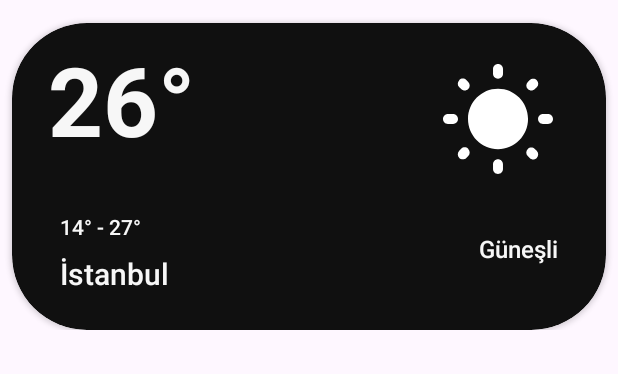
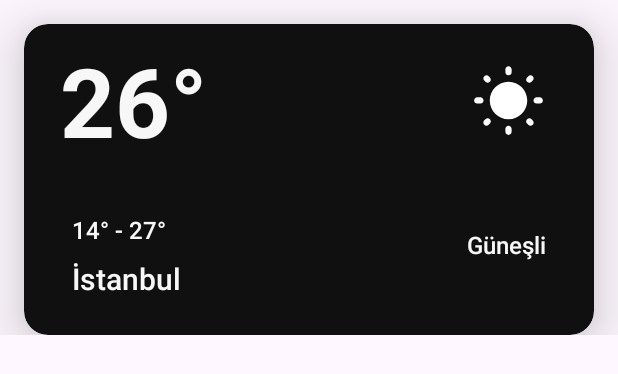
Before and after one commit to ranaturker/WeatherApp, an Android app: the layout recycler_view_row.xml on its own in the app's theme, with its tools: preview values and no code run, on a phone screen of 412 x 824 dp. Shown: the top 374 px of the screen. Run offline under Robolectric (Android 15) with nearby library versions, the phone set to English and light mode, and no system bars.

Commit message:
add scrolling change the dimension values

```diff
--- a/app/build.gradle
+++ b/app/build.gradle
@@ -2,8 +2,7 @@ plugins {
     id 'com.android.application'
     id 'org.jetbrains.kotlin.android'
     id 'kotlin-android'
-
-
+    id 'kotlin-parcelize'
 }
 
 android {
--- a/app/src/main/java/com/ranaturker/task1/WeatherData.kt
+++ b/app/src/main/java/com/ranaturker/task1/WeatherData.kt
@@ -1,9 +1,12 @@
 package com.ranaturker.task1
 
+import android.os.Parcelable
+import kotlinx.parcelize.Parcelize
 
+@Parcelize
 data class WeatherData  (
     val city : String,
     val degree : String,
     val degreeGap : String,
     val weatherCondition : String,
-)
+) : Parcelable
--- a/app/src/main/res/layout/recycler_view_row.xml
+++ b/app/src/main/res/layout/recycler_view_row.xml
@@ -6,15 +6,15 @@
     android:layout_height="wrap_content">
 
     <androidx.cardview.widget.CardView
-        android:layout_width="0dp"
+        android:layout_width="@dimen/width_0"
         android:layout_height="wrap_content"
-        android:layout_marginStart="@dimen/margin_8"
-        android:layout_marginTop="@dimen/margin_15"
-        android:layout_marginEnd="@dimen/margin_8"
-        android:layout_marginBottom="@dimen/margin_5"
+        android:layout_marginStart="@dimen/margin_16"
+        android:layout_marginTop="@dimen/margin_16"
+        android:layout_marginEnd="@dimen/margin_16"
+        android:layout_marginBottom="@dimen/margin_16"
         app:cardBackgroundColor="@color/card_background"
-        app:cardCornerRadius="@dimen/margin_50"
-        app:cardElevation="2dp"
+        app:cardCornerRadius="@dimen/cardCornerRadius"
+        app:cardElevation="@dimen/cardElevation"
         app:layout_constraintEnd_toEndOf="parent"
         app:layout_constraintStart_toStartOf="parent"
         app:layout_constraintTop_toTopOf="parent">
@@ -23,7 +23,7 @@
         <androidx.constraintlayout.widget.ConstraintLayout
             android:layout_width="match_parent"
             android:layout_height="wrap_content"
-            android:padding="@dimen/margin_8"
+            android:padding="@dimen/padding"
             app:layout_constraintBottom_toBottomOf="parent"
             app:layout_constraintEnd_toEndOf="parent"
             app:layout_constraintStart_toStartOf="parent"
@@ -31,13 +31,13 @@
 
             <ImageView
                 android:id="@+id/weather_situation_image"
-                android:layout_width="@dimen/margin_80"
-                android:layout_height="@dimen/margin_80"
-                android:layout_marginTop="@dimen/margin_16"
+                android:layout_width="@dimen/width_50"
+                android:layout_height="@dimen/height_0"
                 android:layout_marginEnd="@dimen/margin_24"
                 android:contentDescription="@string/weather_situation_image"
                 app:layout_constraintEnd_toEndOf="parent"
-                app:layout_constraintTop_toTopOf="parent"
+                app:layout_constraintTop_toTopOf="@id/degree"
+                app:layout_constraintBottom_toBottomOf="@id/degree"
                 app:srcCompat="@drawable/ic_sunny_2" />
 
             <TextView
@@ -67,7 +67,6 @@
                 app:layout_constraintStart_toStartOf="parent"
                 tools:ignore="TextSizeCheck" />
 
-
             <TextView
                 android:id="@+id/weather_situation"
                 android:layout_width="wrap_content"
@@ -93,11 +92,14 @@
                 android:layout_marginBottom="@dimen/margin_8"
                 android:fontFamily="sans-serif-medium"
                 android:text="@string/tuesday_degree"
+                android:textSize="@dimen/text_size_degreeGap"
                 android:textColor="@color/color_text"
                 app:layout_constraintBottom_toTopOf="@+id/city"
                 app:layout_constraintStart_toStartOf="parent"
-                app:layout_constraintTop_toBottomOf="@+id/degree"
-                tools:ignore="TextSizeCheck" />
+                app:layout_constraintTop_toBottomOf="@+id/degree"/>
+
         </androidx.constraintlayout.widget.ConstraintLayout>
+
     </androidx.cardview.widget.CardView>
+
 </androidx.constraintlayout.widget.ConstraintLayout>
--- a/app/src/main/res/values/dimen.xml
+++ b/app/src/main/res/values/dimen.xml
@@ -1,6 +1,7 @@
 <?xml version="1.0" encoding="utf-8"?>
 <resources>
     <!--margins-->
+    <dimen name="margin_0">0dp</dimen>
     <dimen name="margin_4">4dp</dimen>
     <dimen name="margin_5">5dp</dimen>
     <dimen name="margin_8">8dp</dimen>
@@ -10,8 +11,7 @@
     <dimen name="margin_32">32dp</dimen>
     <dimen name="margin_50">50dp</dimen>
     <dimen name="margin_80">80dp</dimen>
-    <dimen name="margin_90">90dp</dimen>
-    <dimen name="margin_120">120dp</dimen>
+
     <!--icons-->
     <dimen name="icon_size_large">64dp</dimen>
     <dimen name="icon_wind">24dp</dimen>
@@ -21,5 +21,22 @@
     <dimen name="text_size_degree">64sp</dimen>
     <dimen name="text_size_weather">16sp</dimen>
     <dimen name="text_size_date">20sp</dimen>
+    <dimen name="text_size_degreeGap">16sp</dimen>
 
+    <!--card-->
+    <dimen name="cardCornerRadius">16dp</dimen>
+    <dimen name="cardElevation">24dp</dimen>
+
+    <!--card-->
+    <dimen name="padding">8dp</dimen>
+
+    <!--width and height-->
+    <dimen name="width_0">0dp</dimen>
+    <dimen name="height_0">0dp</dimen>
+    <dimen name="width_24">24dp</dimen>
+    <dimen name="height_24">24dp</dimen>
+    <dimen name="width_50">50dp</dimen>
+    <dimen name="height_50">50dp</dimen>
+    <dimen name="width_64">64dp</dimen>
+    <dimen name="height_64">64dp</dimen>
 </resources>
```
Also changed, not shown: app/src/main/java/com/ranaturker/task1/DetailsActivity.kt (+6 -6 lines), app/src/main/java/com/ranaturker/task1/MainActivity.kt (+2 -8 lines), app/src/main/java/com/ranaturker/task1/RecyclerAdapter.kt (+21 -17 lines), app/src/main/res/layout/activity_details.xml (+5 -5 lines), app/src/main/res/layout/activity_main.xml (+32 -6 lines).
